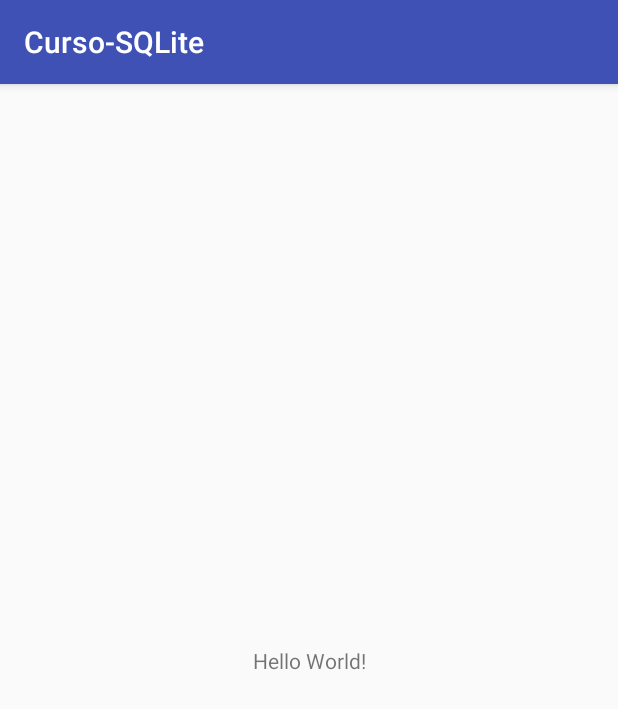
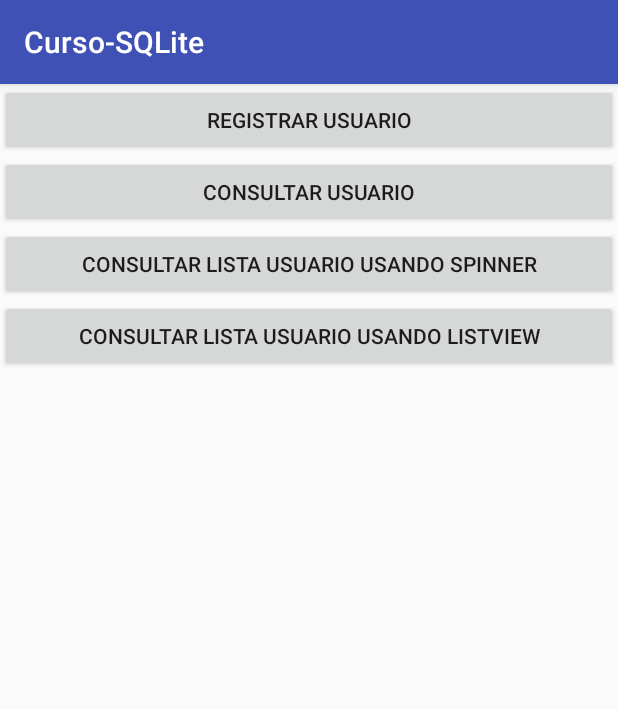
Before and after one commit to DidierMatos/Sqlite-Android, an Android app: the screen it shows after launch (MainActivity), on a phone screen of 412 x 824 dp. Shown: the top 709 px of the screen. Run offline under Robolectric (Android 15) with nearby library versions, the phone set to English and light mode, and no system bars.

```diff
--- a/app/src/main/res/layout/activity_main.xml
+++ b/app/src/main/res/layout/activity_main.xml
@@ -1,18 +1,35 @@
 <?xml version="1.0" encoding="utf-8"?>
-<android.support.constraint.ConstraintLayout xmlns:android="http://schemas.android.com/apk/res/android"
+<LinearLayout xmlns:android="http://schemas.android.com/apk/res/android"
     xmlns:app="http://schemas.android.com/apk/res-auto"
     xmlns:tools="http://schemas.android.com/tools"
     android:layout_width="match_parent"
     android:layout_height="match_parent"
+    android:orientation="vertical"
     tools:context="com.cursosqlite.innovasoftdl.MainActivity">
 
-    <TextView
-        android:layout_width="wrap_content"
+    <Button
+        android:layout_width="match_parent"
         android:layout_height="wrap_content"
-        android:text="Hello World!"
-        app:layout_constraintBottom_toBottomOf="parent"
-        app:layout_constraintLeft_toLeftOf="parent"
-        app:layout_constraintRight_toRightOf="parent"
-        app:layout_constraintTop_toTopOf="parent" />
+        android:text="Registrar Usuario"
+        />
 
-</android.support.constraint.ConstraintLayout>
+    <Button
+        android:layout_width="match_parent"
+        android:layout_height="wrap_content"
+        android:text="Consultar Usuario"
+        />
+
+    <Button
+        android:layout_width="match_parent"
+        android:layout_height="wrap_content"
+        android:text="Consultar Lista Usuario Usando Spinner"
+        />
+
+    <Button
+        android:layout_width="match_parent"
+        android:layout_height="wrap_content"
+        android:text="Consultar Lista USuario Usando ListView"
+        />
+
+
+</LinearLayout>
```
Also changed, not shown: app/src/main/java/com/cursosqlite/innovasoftdl/entidades/usuarios.java (added, +42 -0 lines).
